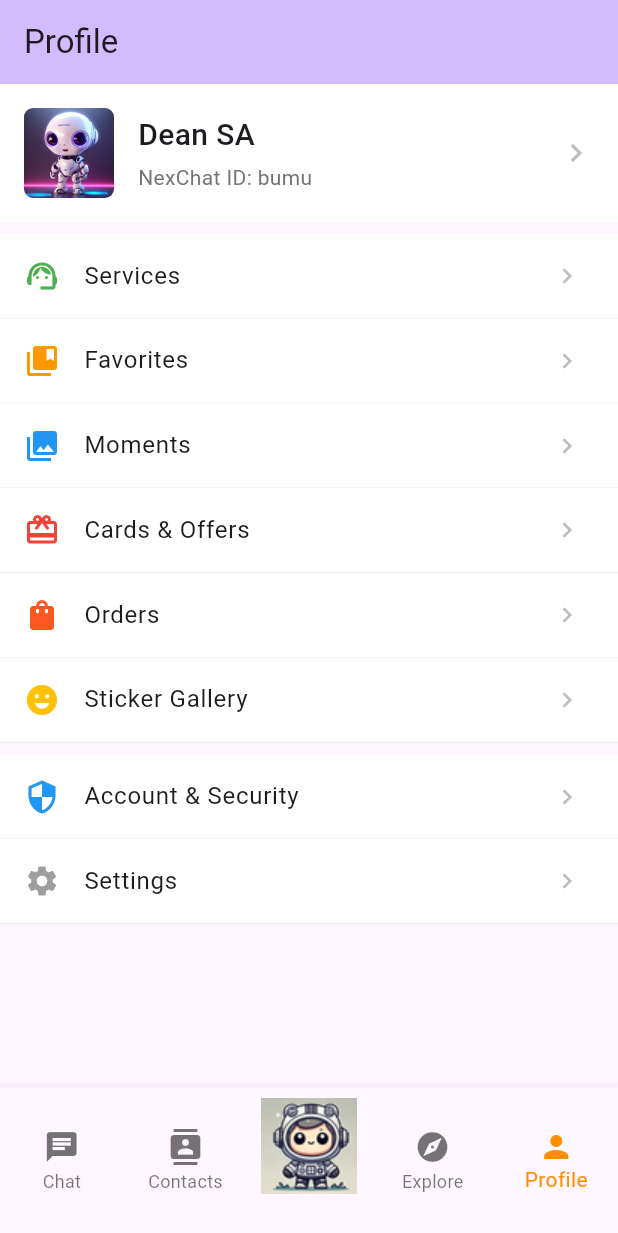
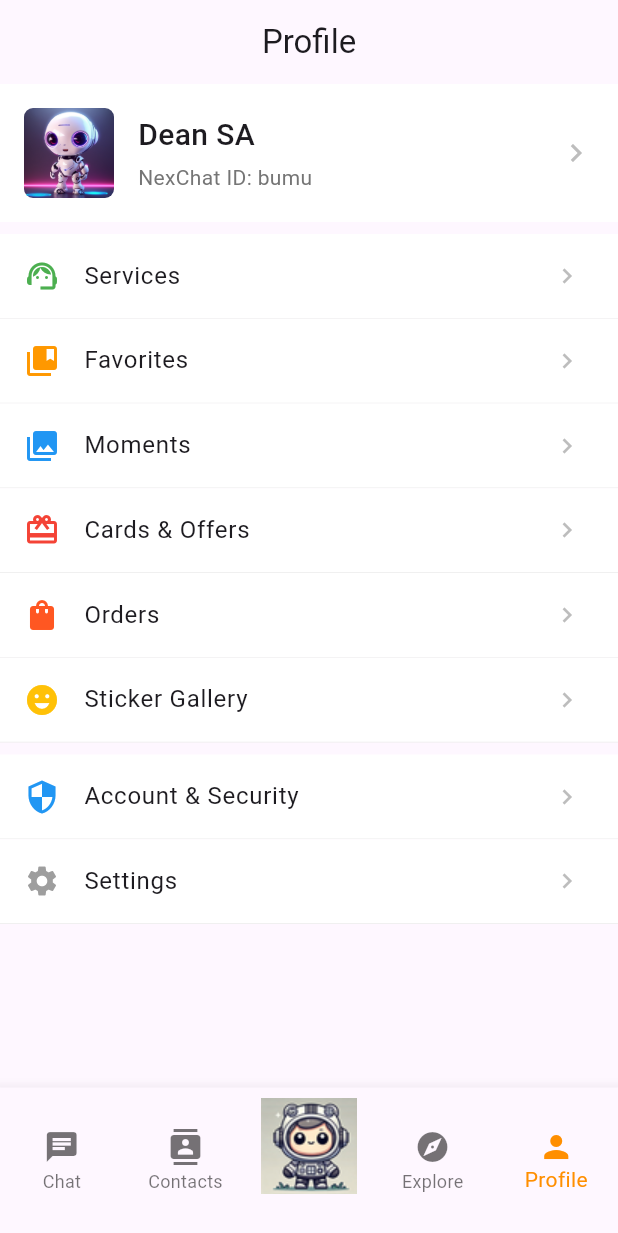
Before and after one commit to airdb/NexChat, a Flutter app: the screen it shows after launch, item 5 of the bottom bar chosen, on a phone screen of 412 x 824 dp. Shown: the top 1233 px of the screen. Run offline on Flutter 3.47's test engine with Material 3 defaults, Android fonts, the phone set to English and light mode, and no system bars; our stand-ins replace flutter_svg; generated files the repository leaves out were written again; network calls fail.

Commit message:
feat: add_circle_outline

```diff
--- a/lib/main.dart
+++ b/lib/main.dart
@@ -164,10 +164,7 @@ class _MyHomePageState extends State<MyHomePage> {
     }
 
     return Scaffold(
-      appBar: AppBar(
-        backgroundColor: Theme.of(context).colorScheme.inversePrimary,
-        title: Text(_getTitle(localizations)),
-      ),
+      appBar: _buildAppBar(context, localizations),
       body: _pages[_selectedIndex],
       bottomNavigationBar: BottomNavigationBar(
         type: BottomNavigationBarType.fixed,
@@ -203,4 +200,77 @@ class _MyHomePageState extends State<MyHomePage> {
       ),
     );
   }
+
+  PreferredSizeWidget? _buildAppBar(BuildContext context, AppLocalizations localizations) {
+    switch (_selectedIndex) {
+      case 0:
+        return AppBar(
+          backgroundColor: Theme.of(context).colorScheme.inversePrimary,
+          title: Text(_getTitle(localizations)),
+          actions: [
+            PopupMenuButton<int>(
+              icon: const Icon(Icons.add_circle_outline),
+              onSelected: (value) {
+                switch (value) {
+                  case 0:
+                    print(localizations.chatStartGroupChat);
+                    break;
+                  case 1:
+                    print(localizations.chatAddFriend);
+                    break;
+                  case 2:
+                    print(localizations.chatScanQr);
+                    break;
+                  case 3:
+                    print(localizations.chatPayment);
+                    break;
+                }
+              },
+              itemBuilder: (context) => [
+                PopupMenuItem(
+                  value: 0,
+                  child: ListTile(
+                    leading: const Icon(Icons.chat),
+                    title: Text(localizations.chatStartGroupChat),
+                  ),
+                ),
+                PopupMenuItem(
+                  value: 1,
+                  child: ListTile(
+                    leading: const Icon(Icons.person_add),
+                    title: Text(localizations.chatAddFriend),
+                  ),
+                ),
+                PopupMenuItem(
+                  value: 2,
+                  child: ListTile(
+                    leading: const Icon(Icons.qr_code_scanner),
+                    title: Text(localizations.chatScanQr),
+                  ),
+                ),
+                PopupMenuItem(
+                  value: 3,
+                  child: ListTile(
+                    leading: const Icon(Icons.payment),
+                    title: Text(localizations.chatPayment),
+                  ),
+                ),
+              ],
+            ),
+          ],
+        );
+      case 4:
+        return AppBar(
+          backgroundColor: Colors.transparent,
+          elevation: 0,
+          title: Text(_getTitle(localizations)),
+          centerTitle: true,
+        );
+      default:
+        return AppBar(
+          backgroundColor: Theme.of(context).colorScheme.inversePrimary,
+          title: Text(_getTitle(localizations)),
+        );
+    }
+  }
 }
```
Also changed, not shown: lib/pages/chat/index.dart (+0 -59 lines).
